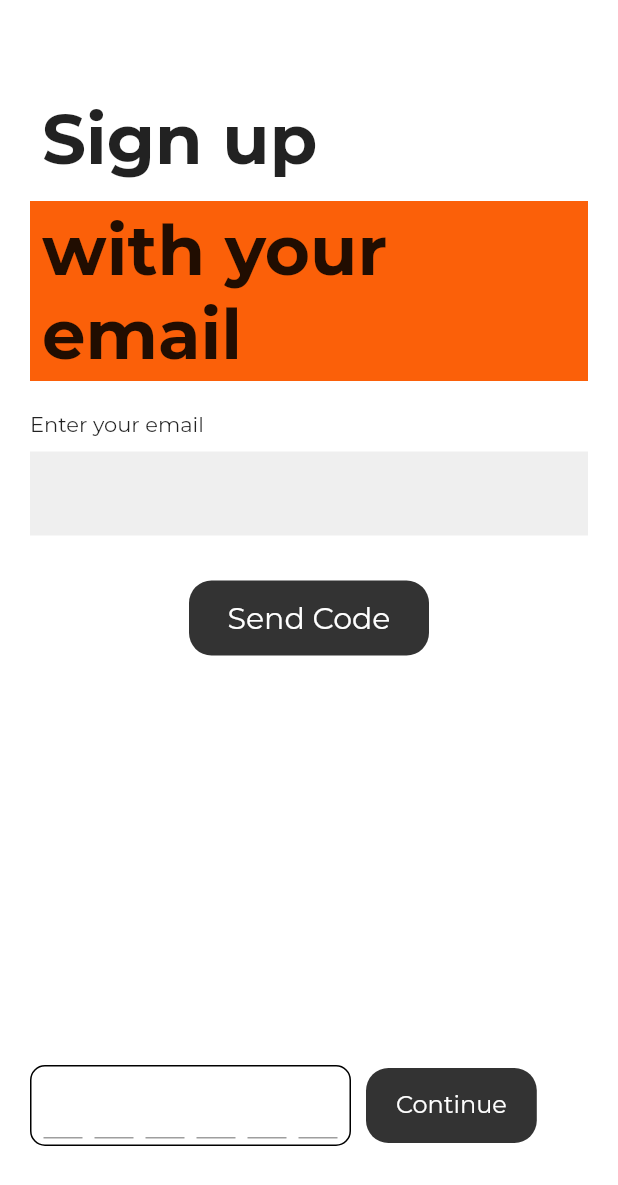
After one commit to abdisaongithub/dating_app, a Flutter app: the SignUpOrSignInScreen screen opened by its route, after a tap on "Sign up with Email", on a phone screen of 412 x 824 dp. The commit adds this screen. Shown: the top 1185 px of the screen. Run offline on Flutter 3.47's test engine with Material 2 defaults, Android fonts, the phone set to English and light mode, and no system bars; our stand-ins replace dio, firebase_auth, firebase_core, firebase_messaging, flutter_bloc, flutter_dotenv and 11 more; missing offline and left inert: universal_html, workmanager; accounts and stored records are empty.

Commit message:
added signup/signin choosing screen sign up with email screen

```diff
--- a/lib/app.dart
+++ b/lib/app.dart
@@ -1,3 +1,5 @@
+import 'package:dating_app/features/auth/sign_up_or_sign_in_screen.dart';
+import 'package:dating_app/features/auth/sign_up_with_email_screen.dart';
 import 'package:flutter/material.dart';
 import 'package:flutter_bloc/flutter_bloc.dart';
 import 'package:flutter_localizations/flutter_localizations.dart';
@@ -90,6 +92,8 @@ class _DatingAppState extends State<DatingApp> {
             initialRoute: '/',
             routes: {
               '/': (context) => const OnboardingScreen(),
+              SignUpOrSignInScreen.id: (context) => const SignUpOrSignInScreen(),
+              SignUpWithEmailScreen.id: (context) => const SignUpWithEmailScreen(),
             },
             locale: state,
             localizationsDelegates: const [
--- /dev/null
+++ b/lib/common/widgets/big_text.dart
@@ -0,0 +1,36 @@
+import 'package:flutter/material.dart';
+
+class BigText extends StatelessWidget {
+  const BigText({
+    super.key,
+    required this.text,
+    this.orangeBackground = true,
+    this.fontSize = 50,
+  });
+
+  final String text;
+  final bool orangeBackground;
+  final double fontSize;
+
+  @override
+  Widget build(BuildContext context) {
+    return Container(
+      width: MediaQuery.sizeOf(context).width,
+      padding: const EdgeInsets.symmetric(
+        horizontal: 8,
+        vertical: 4,
+      ),
+      decoration: BoxDecoration(
+        color: orangeBackground ? const Color(0xFFFB6009) : Colors.transparent,
+        // borderRadius: BorderRadius.circular(20),
+      ),
+      child: Text(
+        text,
+        style: TextStyle(
+          fontSize: fontSize,
+          fontWeight: FontWeight.bold,
+        ),
+      ),
+    );
+  }
+}
--- /dev/null
+++ b/lib/features/auth/sign_up_or_sign_in_screen.dart
@@ -0,0 +1,219 @@
+import 'package:dating_app/common/widgets/big_text.dart';
+import 'package:dating_app/features/auth/sign_up_with_email_screen.dart';
+import 'package:flutter/material.dart';
+
+class SignUpOrSignInScreen extends StatefulWidget {
+  static String id = 'SignUpScreen';
+
+  const SignUpOrSignInScreen({Key? key}) : super(key: key);
+
+  @override
+  _SignUpOrSignInScreenState createState() => _SignUpOrSignInScreenState();
+}
+
+class _SignUpOrSignInScreenState extends State<SignUpOrSignInScreen> {
+  TextEditingController emailController = TextEditingController();
+
+  @override
+  Widget build(BuildContext context) {
+    return Scaffold(
+      body: SingleChildScrollView(
+        scrollDirection: Axis.vertical,
+        child: Container(
+          width: MediaQuery.sizeOf(context).width,
+          height: MediaQuery.sizeOf(context).height,
+          padding: const EdgeInsets.symmetric(
+            horizontal: 20,
+            vertical: 10,
+          ),
+          child: Column(
+            mainAxisAlignment: MainAxisAlignment.start,
+            crossAxisAlignment: CrossAxisAlignment.start,
+            children: [
+              const SizedBox(height: 50),
+              const BigText(
+                text: 'Sign up',
+                fontSize: 46,
+              ),
+              const SizedBox(height: 10),
+              const BigText(
+                text: 'or Sign in',
+                orangeBackground: false,
+                fontSize: 46,
+              ),
+              const Expanded(child: SizedBox(height: 20)),
+              Center(
+                child: Container(
+                  // width: 160,
+                  height: 50,
+                  padding: const EdgeInsets.symmetric(
+                    horizontal: 12,
+                    vertical: 4,
+                  ),
+                  decoration: BoxDecoration(
+                    color: const Color.fromRGBO(66, 66, 66, 1),
+                    borderRadius: BorderRadius.circular(15),
+                  ),
+                  child: const Center(
+                    child: Text(
+                      'Continue with Phone',
+                      style: TextStyle(
+                        color: Colors.white,
+                        fontSize: 20,
+                      ),
+                    ),
+                  ),
+                ),
+              ),
+              const SizedBox(height: 20),
+              InkWell(
+                onTap: (){
+                  Navigator.pushNamed(context, SignUpWithEmailScreen.id);
+                },
+                child: Center(
+                  child: Container(
+                    // width: 160,
+                    height: 50,
+                    padding: const EdgeInsets.symmetric(
+                      horizontal: 12,
+                      vertical: 4,
+                    ),
+                    decoration: BoxDecoration(
+                      color: const Color.fromRGBO(66, 66, 66, 1),
+                      borderRadius: BorderRadius.circular(15),
+                    ),
+                    child: const Center(
+                      child: Text(
+                        'Sign up with Email',
+                        style: TextStyle(
+                          color: Colors.white,
+                          fontSize: 20,
+                        ),
+                      ),
+                    ),
+                  ),
+                ),
+              ),
+              const SizedBox(height: 10),
+              Center(
+                child: InkWell(
+                  onTap: () {
+                    // Navigator.pushNamed(context, SignInScreen.id);
+                  },
+                  child: const Text(
+                    'Have an account? Sign In instead',
+                    style: TextStyle(color: Color.fromRGBO(3, 191, 217, 1)),
+                  ),
+                ),
+              ),
+              const Expanded(child: SizedBox(height: 20)),
+              Row(
+                crossAxisAlignment: CrossAxisAlignment.center,
+                mainAxisAlignment: MainAxisAlignment.spaceBetween,
+                children: [
+                  Container(
+                    width: MediaQuery.sizeOf(context).width * 0.6,
+                    child: Stack(
+                      children: [
+                        Align(
+                          alignment: Alignment.centerRight,
+                          child: Container(
+                            margin: const EdgeInsets.only(
+                              top: 11,
+                            ),
+                            height: 2,
+                            // width: MediaQuery.sizeOf(context).width * 0.3,
+                            decoration: const BoxDecoration(
+                              color: Colors.black,
+                            ),
+                          ),
+                        ),
+                        // Align(
+                        //   alignment: Alignment.centerRight,
+                        //   child: Container(
+                        //     margin: const EdgeInsets.only(left: 20),
+                        //     child: const Icon(
+                        //       Icons.arrow_right_alt,
+                        //       color: Colors.black,
+                        //       size: 24,
+                        //     ),
+                        //   ),
+                        // ),
+                      ],
+                    ),
+                  ),
+                  const SizedBox(
+                    width: 20,
+                  ),
+                  InkWell(
+                    onTap: (){
+                      // Navigator.pushNamed(context, SignInScreen.id);
+                    },
+                    child: Container(
+                      // width: 160,
+                      height: 50,
+                      padding: const EdgeInsets.symmetric(
+                        horizontal: 20,
+                        vertical: 4,
+                      ),
+                      decoration: BoxDecoration(
+                        color: const Color.fromRGBO(0, 0, 0, 0.8),
+                        borderRadius: BorderRadius.circular(15),
+                      ),
+                      child: const Center(
+                        child: Text(
+                          'Sign In',
+                          style: TextStyle(
+                            color: Colors.white,
+                            fontSize: 16,
+                          ),
+                        ),
+                      ),
+                    ),
+                  ),
+                ],
+              ),
+              const SizedBox(height: 50),
+            ],
+          ),
+        ),
+      ),
+    );
+  }
+}
+
+class OtpCodeInputField extends StatelessWidget {
+  const OtpCodeInputField({
+    super.key,
+    required this.emailController,
+  });
+
+  final TextEditingController emailController;
+
+  @override
+  Widget build(BuildContext context) {
+    return Container(
+      width: 30,
+      padding: const EdgeInsets.symmetric(
+        horizontal: 2,
+        vertical: 0,
+      ),
+      decoration: const BoxDecoration(
+          // color: Color.fromRGBO(195, 195, 195, 0.27),
+          // borderRadius: BorderRadius.circular(20),
+          ),
+      child: Center(
+        child: TextFormField(
+          controller: emailController,
+          decoration: const InputDecoration(
+            // border: InputBorder.,
+            counter: null,
+          ),
+          // maxLength: 1,
+          // maxLengthEnforcement: MaxLengthEnforcement.enforced,
+          keyboardType: TextInputType.number,
+        ),
+      ),
+    );
+  }
+}
--- /dev/null
+++ b/lib/features/auth/sign_up_with_email_screen.dart
@@ -0,0 +1,194 @@
+import 'package:dating_app/common/widgets/big_text.dart';
+import 'package:flutter/material.dart';
+
+class SignUpWithEmailScreen extends StatefulWidget {
+  static String id = 'SignUpWithEmailScreen';
+
+  const SignUpWithEmailScreen({Key? key}) : super(key: key);
+
+  @override
+  _SignUpWithEmailScreenState createState() => _SignUpWithEmailScreenState();
+}
+
+class _SignUpWithEmailScreenState extends State<SignUpWithEmailScreen> {
+  TextEditingController emailController = TextEditingController();
+
+  @override
+  Widget build(BuildContext context) {
+    return Scaffold(
+      body: SingleChildScrollView(
+        scrollDirection: Axis.vertical,
+        child: Container(
+          width: MediaQuery.sizeOf(context).width,
+          height: MediaQuery.sizeOf(context).height,
+          padding: const EdgeInsets.symmetric(
+            horizontal: 20,
+            vertical: 10,
+          ),
+          child: Column(
+            mainAxisAlignment: MainAxisAlignment.start,
+            crossAxisAlignment: CrossAxisAlignment.start,
+            children: [
+              const SizedBox(height: 50),
+              const BigText(
+                text: 'Sign up',
+                orangeBackground: false,
+                fontSize: 46,
+              ),
+              const SizedBox(height: 10),
+              const BigText(
+                text: 'with your email',
+                fontSize: 46,
+              ),
+              const SizedBox(height: 20),
+              const Text('Enter your email'),
+              const SizedBox(height: 10),
+              Container(
+                padding: const EdgeInsets.symmetric(
+                  horizontal: 12,
+                  vertical: 4,
+                ),
+                decoration: const BoxDecoration(
+                  color: Color.fromRGBO(195, 195, 195, 0.27),
+                  // borderRadius: BorderRadius.circular(20),
+                ),
+                child: TextFormField(
+                  controller: emailController,
+                  decoration: const InputDecoration(
+                    border: InputBorder.none,
+                  ),
+                ),
+              ),
+              const SizedBox(height: 30),
+              Center(
+                child: Container(
+                  width: 160,
+                  height: 50,
+                  padding: const EdgeInsets.symmetric(
+                    horizontal: 12,
+                    vertical: 4,
+                  ),
+                  decoration: BoxDecoration(
+                    color: Color.fromRGBO(0, 0, 0, 0.8),
+                    borderRadius: BorderRadius.circular(15),
+                  ),
+                  child: Center(
+                    child: Text(
+                      'Send Code',
+                      style: TextStyle(
+                        color: Colors.white,
+                        fontSize: 20,
+                      ),
+                    ),
+                  ),
+                ),
+              ),
+              const Expanded(child: SizedBox(height: 20)),
+              Row(
+                children: [
+                  Container(
+                    padding: const EdgeInsets.only(bottom: 4, left: 6, right: 6),
+                    decoration: BoxDecoration(
+                      color: Colors.transparent,
+                      borderRadius: BorderRadius.circular(10),
+                      border: Border.all(
+                        color: Colors.black,
+                      ),
+                    ),
+                    child: Row(
+                      mainAxisSize: MainAxisSize.min,
+                      children: [
+                        OtpCodeInputField(emailController: emailController),
+                        const SizedBox(
+                          width: 4,
+                        ),
+                        OtpCodeInputField(emailController: emailController),
+                        const SizedBox(
+                          width: 4,
+                        ),
+                        OtpCodeInputField(emailController: emailController),
+                        const SizedBox(
+                          width: 4,
+                        ),
+                        OtpCodeInputField(emailController: emailController),
+                        const SizedBox(
+                          width: 4,
+                        ),
+                        OtpCodeInputField(emailController: emailController),
+                        const SizedBox(
+                          width: 4,
+                        ),
+                        OtpCodeInputField(emailController: emailController),
+                      ],
+                    ),
+                  ),
+                  const SizedBox(
+                    width: 10,
+                  ),
+                  Container(
+                    // width: 160,
+                    height: 50,
+                    padding: const EdgeInsets.symmetric(
+                      horizontal: 20,
+                      vertical: 4,
+                    ),
+                    decoration: BoxDecoration(
+                      color: Color.fromRGBO(0, 0, 0, 0.8),
+                      borderRadius: BorderRadius.circular(15),
+                    ),
+                    child: Center(
+                      child: Text(
+                        'Continue',
+                        style: TextStyle(
+                          color: Colors.white,
+                          fontSize: 16,
+                        ),
+                      ),
+                    ),
+                  ),
+                ],
+              ),
+              const SizedBox(height: 50),
+            ],
+          ),
+        ),
+      ),
+    );
+  }
+}
+
+class OtpCodeInputField extends StatelessWidget {
+  const OtpCodeInputField({
+    super.key,
+    required this.emailController,
+  });
+
+  final TextEditingController emailController;
+
+  @override
+  Widget build(BuildContext context) {
+    return Container(
+      width: 30,
+      padding: const EdgeInsets.symmetric(
+        horizontal: 2,
+        vertical: 0,
+      ),
+      decoration: const BoxDecoration(
+        // color: Color.fromRGBO(195, 195, 195, 0.27),
+        // borderRadius: BorderRadius.circular(20),
+      ),
+      child: Center(
+        child: TextFormField(
+          controller: emailController,
+          decoration: const InputDecoration(
+            // border: InputBorder.,
+            counter: null,
+          ),
+          // maxLength: 1,
+          // maxLengthEnforcement: MaxLengthEnforcement.enforced,
+          keyboardType: TextInputType.number,
+        ),
+      ),
+    );
+  }
+}
--- a/lib/features/onboarding_screen.dart
+++ b/lib/features/onboarding_screen.dart
@@ -1,4 +1,7 @@
+import 'package:dating_app/features/auth/sign_up_or_sign_in_screen.dart';
 import 'package:flutter/material.dart';
+
+import '../common/widgets/big_text.dart';
 
 class OnboardingScreen extends StatefulWidget {
   static String id = 'OnboardingScreen';
@@ -61,24 +64,7 @@ class _OnboardingScreenState extends State<OnboardingScreen> {
                 ),
               ),
               const SizedBox(height: 20),
-              Container(
-                width: MediaQuery.sizeOf(context).width,
-                padding: const EdgeInsets.symmetric(
-                  horizontal: 8,
-                  vertical: 4,
-                ),
-                decoration: const BoxDecoration(
-                  color: Color(0xFFFB6009),
-                  // borderRadius: BorderRadius.circular(20),
-                ),
-                child: const Text(
-                  'Find a person',
-                  style: TextStyle(
-                    fontSize: 50,
-                    fontWeight: FontWeight.bold,
-                  ),
-                ),
-              ),
+              const BigText(text: 'Find a person',),
               const SizedBox(height: 10),
               Container(
                 padding: const EdgeInsets.symmetric(
@@ -164,6 +150,7 @@ class _OnboardingScreenState extends State<OnboardingScreen> {
                 child: InkWell(
                   onTap: () {
                     if (over18) {
+                      Navigator.pushNamed(context, SignUpOrSignInScreen.id);
                       debugPrint('Go to next page');
                     }
                   },
```
Also changed, not shown: 1 other file.
